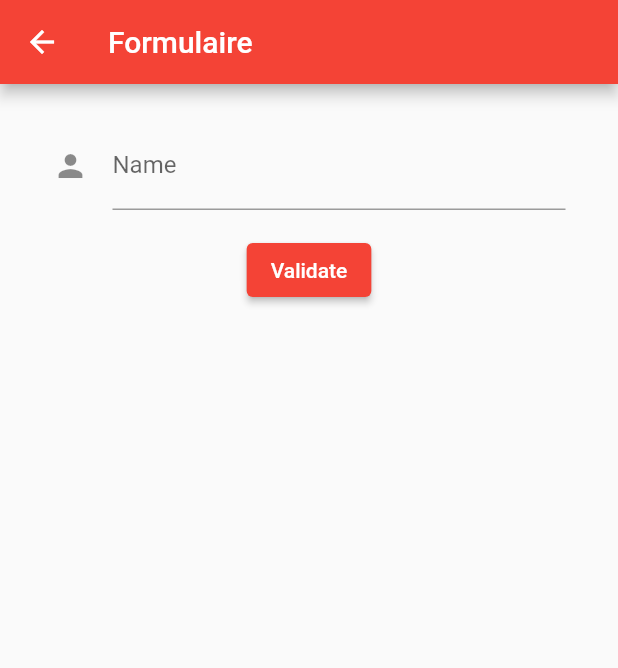
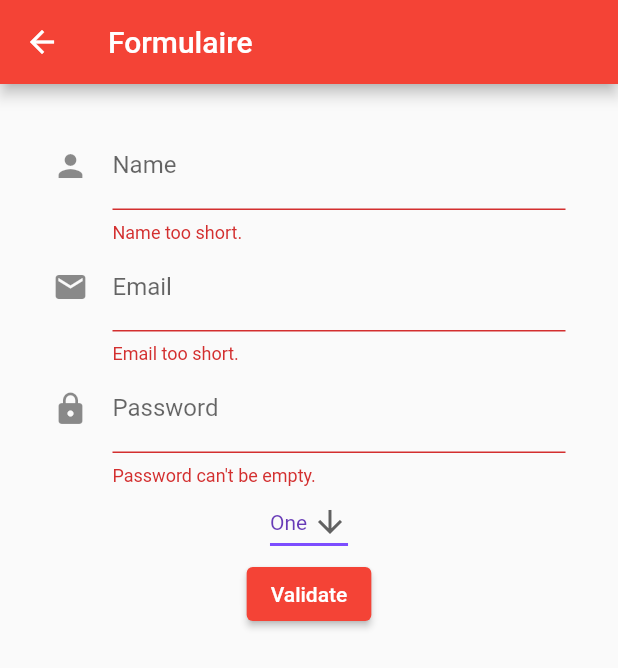
Before and after one commit to Sebastien-Lechat/flutter_april, a Flutter app: the Formulaire screen opened directly, after a tap on "Validate", on a phone screen of 412 x 824 dp. Shown: the top 668 px of the screen. Run offline on Flutter 3.47's test engine with Material 2 defaults, Android fonts, the phone set to English and light mode, and no system bars; our stand-ins replace rflutter_alert; network calls fail.

Commit message:
fin du cours 06/04

```diff
--- a/lib/formulaire.dart
+++ b/lib/formulaire.dart
@@ -1,7 +1,5 @@
 import 'package:flutter/material.dart';
-
-String titre = "Formulaire";
-String test = "";
+import 'package:rflutter_alert/rflutter_alert.dart';
 
 class Formulaire extends StatefulWidget {
   const Formulaire({Key? key}) : super(key: key);
@@ -11,6 +9,13 @@ class Formulaire extends StatefulWidget {
 }
 
 class _FormulaireState extends State<Formulaire> {
+  String titre = "Formulaire";
+  String _name = "";
+  String _email = "";
+  String _password = "";
+
+  final _formKey = GlobalKey<FormState>();
+
   @override
   Widget build(BuildContext context) {
     return Scaffold(
@@ -20,6 +25,8 @@ class _FormulaireState extends State<Formulaire> {
       body: Container(
         margin: const EdgeInsets.only(top: 25),
         padding: const EdgeInsets.only(left: 35, right: 35),
+        child: Form(
+          key: _formKey,
           child: Column(
             children: [
               TextFormField(
@@ -30,18 +37,108 @@ class _FormulaireState extends State<Formulaire> {
                 ),
                 onChanged: (value) {
                   setState(() {
-                  test = value;
+                    _name = value;
                   });
                 },
+                validator: (value) => value!.length < 3 || value.trim().isEmpty
+                    ? 'Name too short.'
+                    : null,
               ),
-            Text(test),
+              TextFormField(
+                  decoration: const InputDecoration(
+                    icon: Icon(Icons.email),
+                    labelText: "Email",
+                    hintText: "Enter your email...",
+                  ),
+                  onChanged: (value) {
+                    setState(() {
+                      _email = value;
+                    });
+                  },
+                  validator: (value) {
+                    return value!.length < 6 || value.trim().isEmpty
+                        ? 'Email too short.'
+                        : !RegExp(r'^\w+([\.-]?\w+)*@\w+([\.-]?\w+)*(\.\w{2,3})+$')
+                                .hasMatch(value)
+                            ? 'Invalid email address.'
+                            : null;
+                  }),
+              TextFormField(
+                decoration: const InputDecoration(
+                  icon: Icon(Icons.lock),
+                  labelText: "Password",
+                  hintText: "Enter your password...",
+                ),
+                obscureText: true,
+                onChanged: (value) {
+                  setState(() {
+                    _password = value;
+                  });
+                },
+                validator: (value) => value!.trim().isEmpty
+                    ? "Password can't be empty."
+                    : value.length < 8
+                        ? 'Password too short.'
+                        : null,
+              ),
+              DropdownButton<String>(
+                value: 'One',
+                icon: const Icon(Icons.arrow_downward),
+                elevation: 16,
+                style: const TextStyle(color: Colors.deepPurple),
+                underline: Container(
+                  height: 2,
+                  color: Colors.deepPurpleAccent,
+                ),
+                onChanged: (String? newValue) {
+                  setState(() {
+                    // dropdownValue = newValue!;
+                  });
+                },
+                items: <String>['One', 'Two', 'Free', 'Four']
+                    .map<DropdownMenuItem<String>>((String value) {
+                  return DropdownMenuItem<String>(
+                    value: value,
+                    child: Text(value),
+                  );
+                }).toList(),
+              ),
               ElevatedButton(
-              onPressed: () => print(test),
+                onPressed: () {
+                  if (_formKey.currentState!.validate()) {
+                    _onBasicAlertPressed(context);
+                    _formKey.currentState!.setState(() {
+                      _name = "";
+                      _email = "";
+                      _password = "";
+                    });
+                  }
+                },
                 child: const Text("Validate"),
               )
             ],
           ),
         ),
+      ),
     );
   }
 }
+
+_onBasicAlertPressed(context) {
+  Alert(
+    context: context,
+    type: AlertType.success,
+    title: "Succès",
+    desc: "Le formulaire est correct !",
+    buttons: [
+      DialogButton(
+        child: const Text(
+          "Fermer",
+          style: TextStyle(color: Colors.white, fontSize: 20),
+        ),
+        onPressed: () => Navigator.pop(context),
+        width: 120,
+      )
+    ],
+  ).show();
+}
--- a/pubspec.yaml
+++ b/pubspec.yaml
@@ -34,6 +34,7 @@ dependencies:
   # The following adds the Cupertino Icons font to your application.
   # Use with the CupertinoIcons class for iOS style icons.
   cupertino_icons: ^1.0.2
+  rflutter_alert: ^2.0.4
 
 dev_dependencies:
   flutter_test:
```
Also changed, not shown: pubspec.lock. Lines whose indentation alone changed are shown as unchanged.
